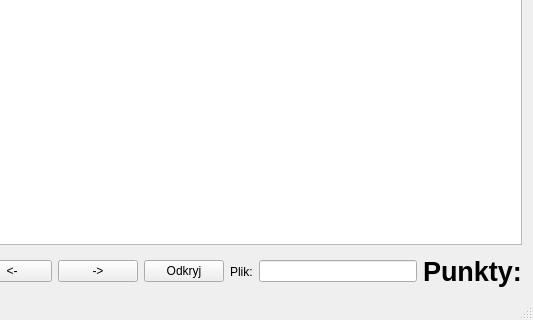
Above: mainwindow.ui from OtoshigamiX/SquareQuizzer before the change; both pictures show x 233 to 766 and y 138 to 458 of the 766 by 458 pixel window. Below: the same form after it.
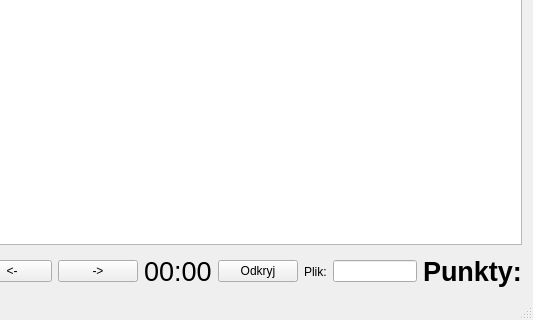
That is the form after the change.

Commit message: Added timer functionality

Patch:
```diff
--- a/mainwindow.ui
+++ b/mainwindow.ui
@@ -74,6 +74,18 @@
         </property>
        </widget>
       </item>
+      <item>
+       <widget class="QLabel" name="timerLabel">
+        <property name="font">
+         <font>
+          <pointsize>20</pointsize>
+         </font>
+        </property>
+        <property name="text">
+         <string>00:00</string>
+        </property>
+       </widget>
+      </item>
       <item>
        <widget class="QPushButton" name="RevealButton">
         <property name="text">
```
The commit also changes 5 other files.
